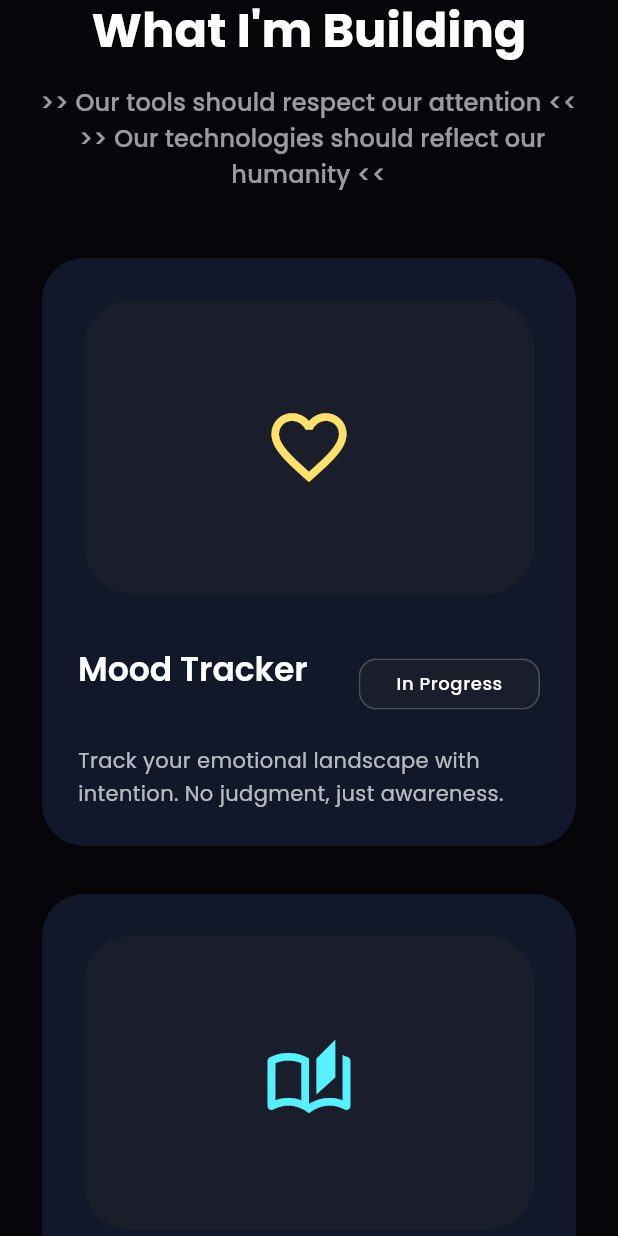
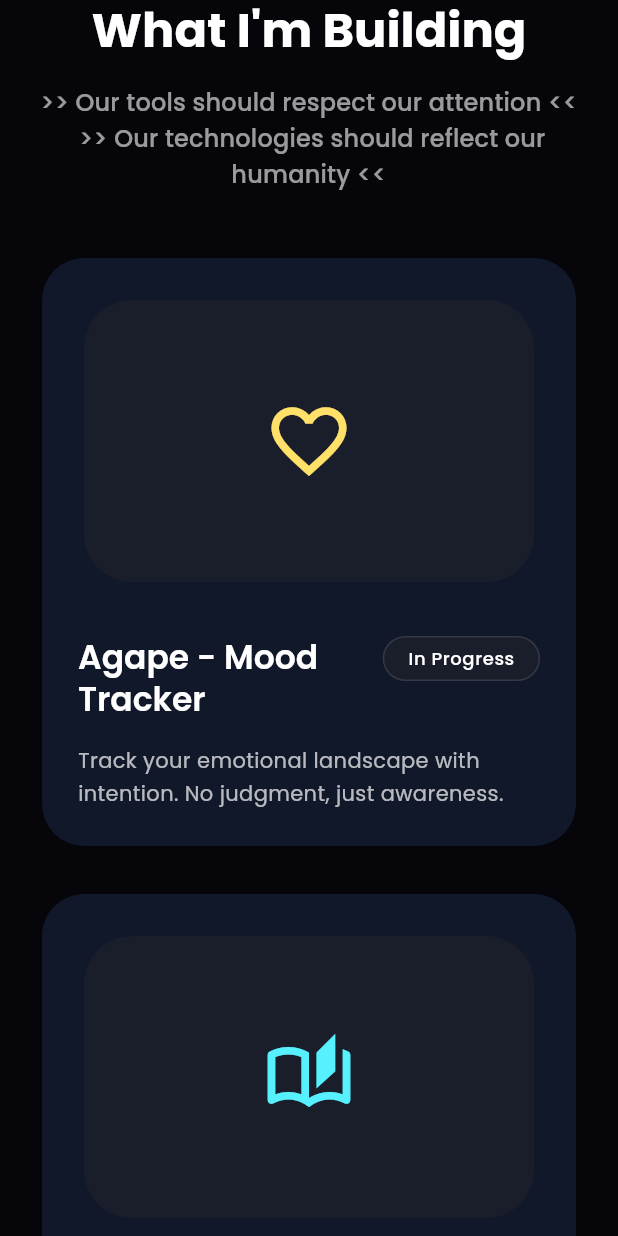
Before and after one commit to LokiBoyy/evius.life, a Flutter app: the WorkSection widget shown alone on an empty page, opened directly, on a phone screen of 412 x 824 dp. Run offline on Flutter 3.47's test engine with Material 3 defaults, Android fonts, the phone set to English and light mode, and no system bars; drawn by our look-alikes of flutter_animate; our stand-ins replace google_fonts; missing offline and left inert: dart:html.

Commit message:
Final changes for the website on terms of text

```diff
--- a/evius_life_site/lib/widgets/hero_section.dart
+++ b/evius_life_site/lib/widgets/hero_section.dart
@@ -278,7 +278,7 @@ class _RotatingLifeTextState extends State<_RotatingLifeText> {
   // Padding constants
   static const _paddingLeftMobile = 16.0;
   static const _paddingLeftDesktop = 24.0;
-  static const _paddingRightMobile = 48.0;
+  static const _paddingRightMobile = 16.0;
   static const _paddingRightDesktop = 80.0;
   static const _paddingVerticalMobile = 8.0;
   static const _paddingVerticalDesktop = 16.0;
--- a/evius_life_site/lib/widgets/philosophy_section.dart
+++ b/evius_life_site/lib/widgets/philosophy_section.dart
@@ -35,7 +35,7 @@ class PhilosophyAndPrinciplesSection extends StatelessWidget {
         crossAxisAlignment: CrossAxisAlignment.start,
         children: [
           _buildPhilosophySection(context, theme, isMobile),
-          SizedBox(height: isMobile ? 48 : 64),
+          SizedBox(height: isMobile ? 64 : 80),
           _buildPrinciplesSection(context, theme, isMobile),
         ],
       ),
@@ -51,7 +51,7 @@ class PhilosophyAndPrinciplesSection extends StatelessWidget {
       crossAxisAlignment: CrossAxisAlignment.start,
       children: [
         _buildQuoteBlock(context, theme, isMobile),
-        SizedBox(height: isMobile ? 32 : 40),
+        SizedBox(height: isMobile ? 48 : 56),
         Text(
           'My goal is:',
           style: theme.textTheme.titleMedium?.copyWith(
@@ -65,7 +65,7 @@ class PhilosophyAndPrinciplesSection extends StatelessWidget {
             ),
           ),
         ).animate().fadeIn(duration: 500.ms, delay: 300.ms),
-        SizedBox(height: 16),
+        SizedBox(height: isMobile ? 24 : 20),
         _buildGoalText(
           context,
           theme,
--- a/evius_life_site/lib/widgets/work_section.dart
+++ b/evius_life_site/lib/widgets/work_section.dart
@@ -9,19 +9,19 @@ class WorkSection extends StatelessWidget {
 
   static final projects = [
     (
-      'Mood Tracker',
+      'Agape - Mood Tracker',
       'Track your emotional landscape with intention. No judgment, just awareness.',
       Icons.favorite_outline,
       'In Progress',
     ),
     (
-      'Memory Surfer',
+      'Anamnesis - Memories',
       'Navigate your memories with ease. Your past, beautifully organized.',
       Icons.auto_stories_outlined,
       'Concept',
     ),
     (
-      'Checklists',
+      'Axia - Checklists',
       'Simple, focused task management. No complexity, just clarity.',
       Icons.checklist_outlined,
       'Coming Soon',
@@ -107,6 +107,7 @@ class WorkSection extends StatelessWidget {
     return Card(
       elevation: 0,
       color: theme.colorScheme.surfaceContainer,
+      clipBehavior: Clip.none,
       child: Padding(
         padding: EdgeInsets.all(
           isMobile ? AppConstants.spacingMD : AppConstants.spacingLG,
@@ -140,7 +141,6 @@ class WorkSection extends StatelessWidget {
                   isMobile ? AppConstants.spacingLG : AppConstants.spacingMD,
             ),
             Row(
-              mainAxisAlignment: MainAxisAlignment.spaceBetween,
               crossAxisAlignment: CrossAxisAlignment.start,
               children: [
                 Expanded(
@@ -155,8 +155,19 @@ class WorkSection extends StatelessWidget {
                   ),
                 ),
                 const SizedBox(width: AppConstants.spacingSM),
-                Chip(
-                  label: Text(
+                Container(
+                  padding: const EdgeInsets.symmetric(
+                    horizontal: AppConstants.spacingSM,
+                    vertical: 6,
+                  ),
+                  decoration: BoxDecoration(
+                    color: theme.colorScheme.surfaceContainerHighest,
+                    borderRadius: BorderRadius.circular(16),
+                    border: Border.all(
+                      color: theme.colorScheme.outline,
+                    ),
+                  ),
+                  child: Text(
                     project.$4,
                     style: theme.textTheme.bodySmall?.copyWith(
                       color: theme.colorScheme.onSurface,
@@ -164,12 +175,6 @@ class WorkSection extends StatelessWidget {
                       fontWeight: FontWeight.w500,
                     ),
                   ),
-                  padding: const EdgeInsets.symmetric(
-                    horizontal: AppConstants.spacingSM,
-                    vertical: 6,
-                  ),
-                  backgroundColor: theme.colorScheme.surfaceContainerHighest,
-                  side: BorderSide(color: theme.colorScheme.outline),
                 ),
               ],
             ),
```
Also changed, not shown: evius_life_site/lib/screens/home_page.dart (+5 -5 lines).
